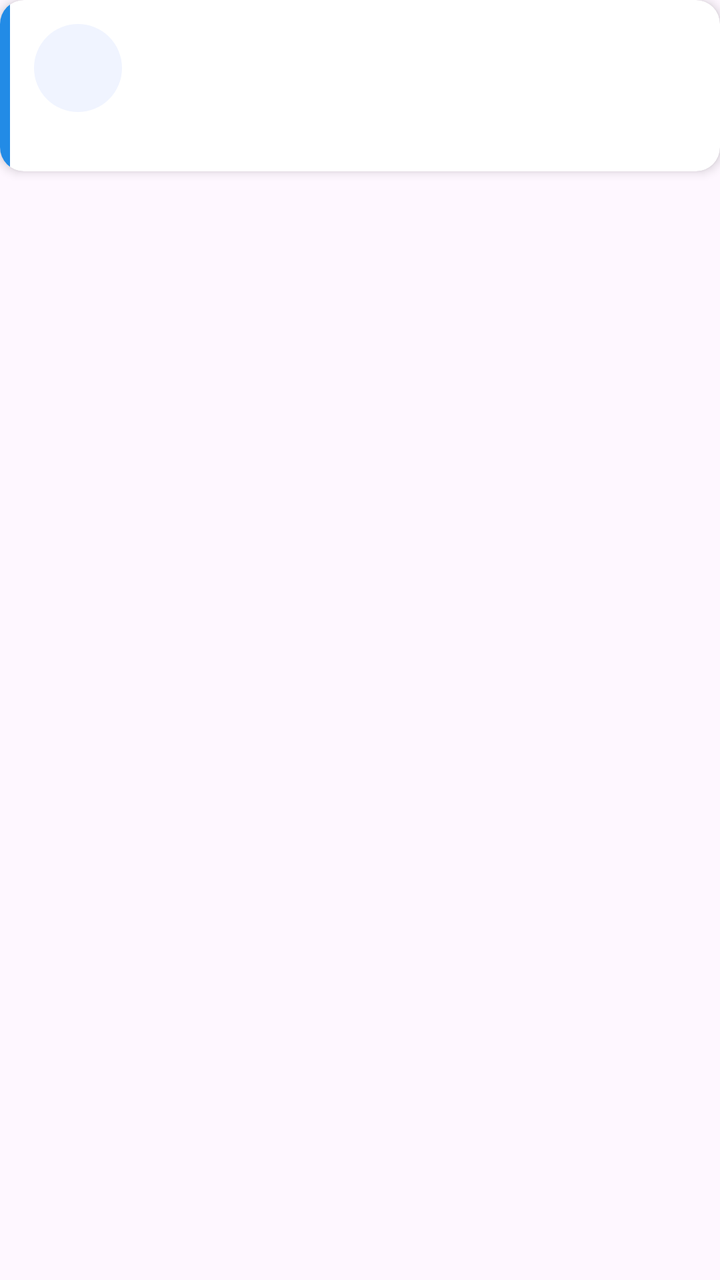
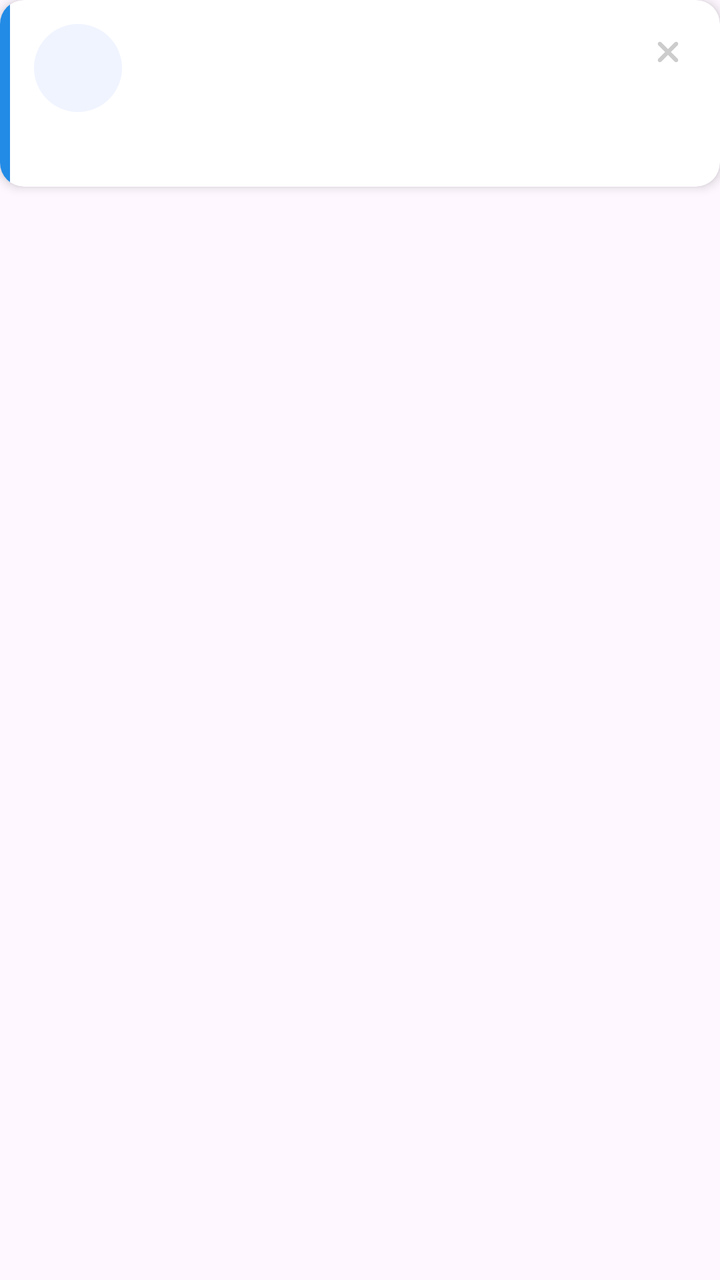

Screens rendered from an Android XML layout before and after an edit, with the pre-edit source and the edit as a unified diff.
<!-- AndroidManifest.xml: application theme Theme.MyCar -->
<!-- res/layout/item_notification.xml -->
﻿<?xml version="1.0" encoding="utf-8"?>
<FrameLayout xmlns:android="http://schemas.android.com/apk/res/android"
    xmlns:app="http://schemas.android.com/apk/res-auto"
    android:layout_width="match_parent"
    android:layout_height="wrap_content">

    <com.google.android.material.card.MaterialCardView
        android:layout_width="match_parent"
        android:layout_height="wrap_content"
        android:layout_marginBottom="8dp"
        app:cardCornerRadius="12dp"
        app:cardElevation="3dp"
        app:cardBackgroundColor="@android:color/white"
        app:strokeWidth="0dp">

        <LinearLayout
            android:layout_width="match_parent"
            android:layout_height="wrap_content"
            android:orientation="horizontal">

            <View
                android:id="@+id/divider"
                android:layout_width="5dp"
                android:layout_height="match_parent"
                android:background="#228BE6" />

            <LinearLayout
                android:layout_width="0dp"
                android:layout_height="wrap_content"
                android:layout_weight="1"
                android:orientation="horizontal"
                android:padding="12dp">

                <FrameLayout
                    android:layout_width="44dp"
                    android:layout_height="44dp"
                    android:layout_marginEnd="12dp">

                    <View
                        android:id="@+id/iconBackground"
                        android:layout_width="44dp"
                        android:layout_height="44dp"
                        android:background="@drawable/bg_notification_icon" />

                    <ImageView
                        android:id="@+id/imageViewIcon"
                        android:layout_width="24dp"
                        android:layout_height="24dp"
                        android:layout_gravity="center"
                        android:contentDescription="icon" />

                </FrameLayout>

                <LinearLayout
                    android:layout_width="0dp"
                    android:layout_height="wrap_content"
                    android:layout_weight="1"
                    android:orientation="vertical">

                    <TextView
                        android:id="@+id/textViewTitle"
                        android:layout_width="match_parent"
                        android:layout_height="wrap_content"
                        android:textColor="#1A1A2E"
                        android:textSize="15sp"
                        android:textStyle="bold"
                        android:maxLines="2"
                        android:ellipsize="end" />

                    <TextView
                        android:id="@+id/textViewMessage"
                        android:layout_width="match_parent"
                        android:layout_height="wrap_content"
                        android:layout_marginTop="3dp"
                        android:textColor="#555555"
                        android:textSize="13sp"
                        android:maxLines="3"
                        android:ellipsize="end" />

                    <LinearLayout
                        android:layout_width="match_parent"
                        android:layout_height="wrap_content"
                        android:layout_marginTop="6dp"
                        android:orientation="horizontal">

                        <TextView
                            android:id="@+id/textViewCarInfo"
                            android:layout_width="0dp"
                            android:layout_height="wrap_content"
                            android:layout_weight="1"
                            android:textColor="#888888"
                            android:textSize="11sp" />

                        <TextView
                            android:id="@+id/textViewDate"
                            android:layout_width="wrap_content"
                            android:layout_height="wrap_content"
                            android:textColor="#AAAAAA"
                            android:textSize="11sp" />

                    </LinearLayout>
                </LinearLayout>
            </LinearLayout>
        </LinearLayout>
    </com.google.android.material.card.MaterialCardView>
</FrameLayout>
<!-- resources referenced by this layout -->
<resources>
  <!-- drawable bg_notification_icon (drawable) -->
  <?xml version="1.0" encoding="utf-8"?>
  <shape xmlns:android="http://schemas.android.com/apk/res/android"
      android:shape="oval">
      <solid android:color="#F0F4FF" />
  </shape>
  <style name="Theme.MyCar" parent="Base.Theme.MyCar" />
  <style name="Base.Theme.MyCar" parent="Theme.Material3.DayNight.NoActionBar">
          <item name="colorPrimary">@color/my_home_bar_color</item>
          <item name="colorSecondary">@color/my_home_bar_color</item>
          <item name="android:statusBarColor">@color/my_status_bar_color</item>
          <item name="android:navigationBarColor">@color/my_status_bar_color</item>
          <item name="android:windowAnimationStyle">@style/ActivityAnimation</item>
      </style>
  <color name="my_home_bar_color">#228BE6</color>
  <color name="my_status_bar_color">#E4F1FF</color>
  <style name="ActivityAnimation" parent="@android:style/Animation.Activity">
          <item name="android:activityOpenEnterAnimation">@anim/slide_in_right</item>
          <item name="android:activityOpenExitAnimation">@anim/slide_out_left</item>
          <item name="android:activityCloseEnterAnimation">@anim/slide_in_left</item>
          <item name="android:activityCloseExitAnimation">@anim/slide_out_right</item>
      </style>
</resources>

<!-- the commit's change to res/layout/item_notification.xml (unified diff, before → after) -->
@@ -18,6 +18,7 @@
             android:layout_height="wrap_content"
             android:orientation="horizontal">
 
+            
             <View
                 android:id="@+id/divider"
                 android:layout_width="5dp"
@@ -31,6 +32,7 @@
                 android:orientation="horizontal"
                 android:padding="12dp">
 
+                
                 <FrameLayout
                     android:layout_width="44dp"
                     android:layout_height="44dp"
@@ -51,21 +53,44 @@
 
                 </FrameLayout>
 
+                
                 <LinearLayout
                     android:layout_width="0dp"
                     android:layout_height="wrap_content"
                     android:layout_weight="1"
                     android:orientation="vertical">
 
-                    <TextView
-                        android:id="@+id/textViewTitle"
+                    
+                    <LinearLayout
                         android:layout_width="match_parent"
                         android:layout_height="wrap_content"
-                        android:textColor="#1A1A2E"
-                        android:textSize="15sp"
-                        android:textStyle="bold"
-                        android:maxLines="2"
-                        android:ellipsize="end" />
+                        android:orientation="horizontal"
+                        android:gravity="center_vertical">
+
+                        <TextView
+                            android:id="@+id/textViewTitle"
+                            android:layout_width="0dp"
+                            android:layout_height="wrap_content"
+                            android:layout_weight="1"
+                            android:textColor="#1A1A2E"
+                            android:textSize="15sp"
+                            android:textStyle="bold"
+                            android:maxLines="2"
+                            android:ellipsize="end" />
+
+                        <ImageView
+                            android:id="@+id/btnDeleteNotification"
+                            android:layout_width="28dp"
+                            android:layout_height="28dp"
+                            android:src="@drawable/cancel"
+                            android:tint="#CCCCCC"
+                            android:background="?android:attr/selectableItemBackgroundBorderless"
+                            android:clickable="true"
+                            android:focusable="true"
+                            android:padding="4dp"
+                            android:contentDescription="Удалить" />
+
+                    </LinearLayout>
 
                     <TextView
                         android:id="@+id/textViewMessage"
<!-- resource entries referenced after the edit -->
@@ -6,8 +6,9 @@
       android:shape="oval">
       <solid android:color="#F0F4FF" />
   </shape>
+  <!-- drawable cancel: png bitmap (drawable, 43065 bytes) -->
   <style name="Theme.MyCar" parent="Base.Theme.MyCar" />
-  <style name="Base.Theme.MyCar" parent="Theme.Material3.DayNight.NoActionBar">
+  <style name="Base.Theme.MyCar" parent="Theme.Material3.Light.NoActionBar">
           <item name="colorPrimary">@color/my_home_bar_color</item>
           <item name="colorSecondary">@color/my_home_bar_color</item>
           <item name="android:statusBarColor">@color/my_status_bar_color</item>
